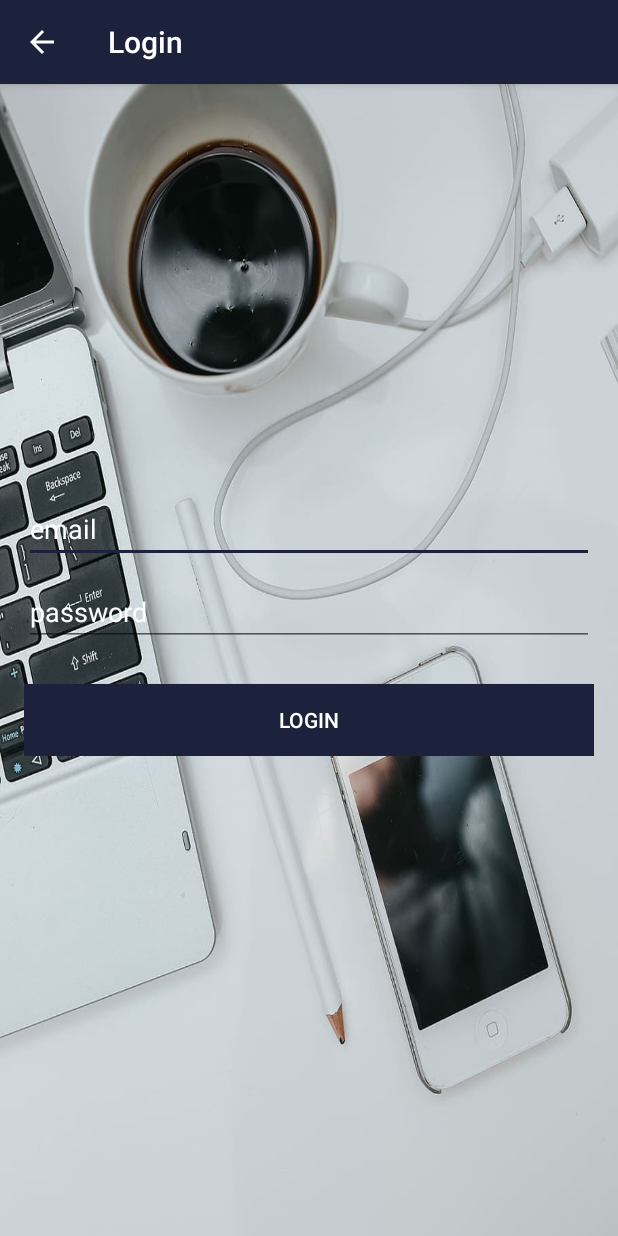
After one commit to Jamestrada/ChatWithJames, an Android app: the LoginActivity screen opened directly, with no data from a screen before it, on a phone screen of 412 x 824 dp. The commit adds this screen. Run offline under Robolectric (Android 15) with nearby library versions, the light colour scheme and no system bars.

Commit message:
add register and login screen

```diff
--- a/app/build.gradle
+++ b/app/build.gradle
@@ -13,6 +13,7 @@ android {
         targetSdkVersion 30
         versionCode 1
         versionName "1.0"
+        multiDexEnabled true
 
         testInstrumentationRunner "androidx.test.runner.AndroidJUnitRunner"
     }
@@ -34,6 +35,7 @@ android {
 
 dependencies {
 
+    implementation 'com.android.support:multidex:1.0.3'
     implementation "org.jetbrains.kotlin:kotlin-stdlib:$kotlin_version"
     implementation 'androidx.core:core-ktx:1.2.0'
     implementation 'androidx.appcompat:appcompat:1.1.0'
@@ -59,3 +61,4 @@ dependencies {
 }
 
 apply plugin: 'com.google.gms.google-services'
+apply plugin: 'kotlin-android-extensions'
--- /dev/null
+++ b/app/src/main/java/com/jamestrada/chatwithjames/LoginActivity.kt
@@ -0,0 +1,23 @@
+package com.jamestrada.chatwithjames
+
+import android.content.Intent
+import androidx.appcompat.app.AppCompatActivity
+import android.os.Bundle
+import androidx.appcompat.widget.Toolbar
+
+class LoginActivity : AppCompatActivity() {
+    override fun onCreate(savedInstanceState: Bundle?) {
+        super.onCreate(savedInstanceState)
+        setContentView(R.layout.activity_login)
+
+        val toolbar: Toolbar = findViewById(R.id.toolbar_login)
+        setSupportActionBar(toolbar)
+        supportActionBar!!.title = "Login"
+        supportActionBar!!.setDisplayHomeAsUpEnabled(true) // back button
+        toolbar.setNavigationOnClickListener {
+            val intent = Intent(this, WelcomeActivity::class.java)
+            startActivity(intent)
+            finish()
+        }
+    }
+}
--- /dev/null
+++ b/app/src/main/res/layout/activity_login.xml
@@ -0,0 +1,68 @@
+<?xml version="1.0" encoding="utf-8"?>
+<RelativeLayout xmlns:android="http://schemas.android.com/apk/res/android"
+    xmlns:app="http://schemas.android.com/apk/res-auto"
+    xmlns:tools="http://schemas.android.com/tools"
+    android:layout_width="match_parent"
+    android:layout_height="match_parent"
+    android:background="@drawable/login"
+    tools:context=".LoginActivity">
+
+    <com.google.android.material.appbar.AppBarLayout
+        android:layout_width="match_parent"
+        android:layout_height="wrap_content"
+        android:theme="@style/AppTheme.AppBarOverlay">
+
+        <androidx.appcompat.widget.Toolbar
+            android:id="@+id/toolbar_login"
+            android:layout_width="match_parent"
+            android:layout_height="wrap_content"
+            android:background="?attr/colorPrimaryDark"
+            app:popupTheme="@style/AppTheme.PopupOverlay">
+
+        </androidx.appcompat.widget.Toolbar>
+
+    </com.google.android.material.appbar.AppBarLayout>
+
+    <LinearLayout
+        android:layout_width="match_parent"
+        android:layout_height="wrap_content"
+        android:padding="16dp"
+        android:gravity="center_horizontal"
+        android:orientation="vertical"
+        android:layout_centerInParent="true">
+
+        <EditText
+            android:id="@+id/email_login"
+            android:layout_width="match_parent"
+            android:layout_height="wrap_content"
+            android:inputType="text"
+            android:hint="email"
+            android:layout_marginTop="10dp"
+            android:textColor="@android:color/white"
+            android:textColorHint="@android:color/white">
+        </EditText>
+
+        <EditText
+            android:id="@+id/password_login"
+            android:layout_width="match_parent"
+            android:layout_height="wrap_content"
+            android:inputType="textPassword"
+            android:hint="password"
+            android:layout_marginTop="10dp"
+            android:textColor="@android:color/white"
+            android:textColorHint="@android:color/white">
+        </EditText>
+
+        <Button
+            android:id="@+id/login_btn"
+            android:layout_width="match_parent"
+            android:layout_height="wrap_content"
+            android:text="Login"
+            android:layout_marginTop="25dp"
+            android:textColor="@android:color/white"
+            android:background="@color/colorPrimaryDark">
+        </Button>
+
+    </LinearLayout>
+
+</RelativeLayout>
--- a/app/src/main/res/layout/activity_main.xml
+++ b/app/src/main/res/layout/activity_main.xml
@@ -11,14 +11,14 @@
     <com.google.android.material.appbar.AppBarLayout
         android:layout_width="match_parent"
         android:layout_height="wrap_content"
-        android:theme="@style/Theme.ChatWithJames.AppBarOverlay">
+        android:theme="@style/AppTheme.AppBarOverlay">
 
         <androidx.appcompat.widget.Toolbar
             android:id="@+id/toolbar_main"
             android:layout_width="match_parent"
             android:layout_height="?attr/actionBarSize"
-            android:background="@color/colorPrimary"
-            app:popupTheme="@style/Theme.ChatWithJames.PopupOverlay">
+            android:background="?attr/colorPrimaryDark"
+            app:popupTheme="@style/AppTheme.PopupOverlay">
 
             <de.hdodenhof.circleimageview.CircleImageView
                 android:id="@+id/profile_image"
--- a/app/src/main/res/values-night/themes.xml
+++ /dev/null
@@ -1,16 +0,0 @@
-<resources xmlns:tools="http://schemas.android.com/tools">
-    <!-- Base application theme. -->
-    <style name="Theme.ChatWithJames" parent="Theme.MaterialComponents.DayNight.DarkActionBar">
-        <!-- Primary brand color. -->
-        <item name="colorPrimary">@color/colorPrimary</item>
-        <item name="colorPrimaryVariant">@color/colorPrimaryDark</item>
-        <item name="colorOnPrimary">@android:color/black</item>
-        <!-- Secondary brand color. -->
-        <item name="colorSecondary">@color/colorPrimaryDark</item>
-        <item name="colorSecondaryVariant">@color/colorPrimaryDark</item>
-        <item name="colorOnSecondary">@android:color/black</item>
-        <!-- Status bar color. -->
-        <item name="android:statusBarColor" tools:targetApi="l">?attr/colorPrimaryVariant</item>
-        <!-- Customize your theme here. -->
-    </style>
-</resources>
--- a/app/src/main/res/values/colors.xml
+++ b/app/src/main/res/values/colors.xml
@@ -1,6 +1,6 @@
 <?xml version="1.0" encoding="utf-8"?>
 <resources>
-    <color name="colorPrimary">#393A41</color>
+    <color name="colorPrimary">#FFFFFF</color>
     <color name="colorPrimaryDark">#1C223C</color>
     <color name="colorAccent">#1C223C</color>
     <color name="colorProfile">#1C223C</color>
--- /dev/null
+++ b/app/src/main/res/values/styles.xml
@@ -0,0 +1,18 @@
+<resources>
+
+    <style name="AppTheme" parent="Theme.AppCompat.Light.NoActionBar">
+        <item name="colorPrimary">@color/colorPrimary</item>
+        <item name="colorPrimaryDark">@color/colorPrimaryDark</item>
+        <item name="colorAccent">@color/colorAccent</item>
+    </style>
+
+    <style name="AppTheme.NoActionBar">
+        <item name="windowActionBar">false</item>
+        <item name="windowNoTitle">true</item>
+    </style>
+
+    <style name="AppTheme.AppBarOverlay" parent="ThemeOverlay.AppCompat.Dark.ActionBar"/>
+
+    <style name="AppTheme.PopupOverlay" parent="ThemeOverlay.AppCompat.Light"/>
+
+</resources>
--- a/app/src/main/res/values/themes.xml
+++ /dev/null
@@ -1,25 +0,0 @@
-<resources xmlns:tools="http://schemas.android.com/tools">
-    <!-- Base application theme. -->
-    <style name="Theme.ChatWithJames" parent="Theme.MaterialComponents.DayNight.DarkActionBar">
-        <!-- Primary brand color. -->
-        <item name="colorPrimary">@color/colorPrimary</item>
-        <item name="colorPrimaryVariant">@color/colorPrimaryDark</item>
-        <item name="colorOnPrimary">@android:color/white</item>
-        <!-- Secondary brand color. -->
-        <item name="colorSecondary">@color/colorPrimaryDark</item>
-        <item name="colorSecondaryVariant">@color/colorPrimaryDark</item>
-        <item name="colorOnSecondary">@android:color/black</item>
-        <!-- Status bar color. -->
-        <item name="android:statusBarColor" tools:targetApi="l">?attr/colorPrimaryVariant</item>
-        <!-- Customize your theme here. -->
-    </style>
-
-    <style name="Theme.ChatWithJames.NoActionBar">
-        <item name="windowActionBar">false</item>
-        <item name="windowNoTitle">true</item>
-    </style>
-
-    <style name="Theme.ChatWithJames.AppBarOverlay" parent="ThemeOverlay.AppCompat.Dark.ActionBar" />
-
-    <style name="Theme.ChatWithJames.PopupOverlay" parent="ThemeOverlay.AppCompat.Light" />
-</resources>
```
Also changed, not shown: app/src/main/AndroidManifest.xml (+9 -5 lines), app/src/main/java/com/jamestrada/chatwithjames/RegisterActivity.kt (added, +23 -0 lines), app/src/main/java/com/jamestrada/chatwithjames/WelcomeActivity.kt (added, +44 -0 lines), app/src/main/res/layout/activity_register.xml (added, +78 -0 lines), app/src/main/res/layout/activity_welcome.xml (added, +45 -0 lines).
